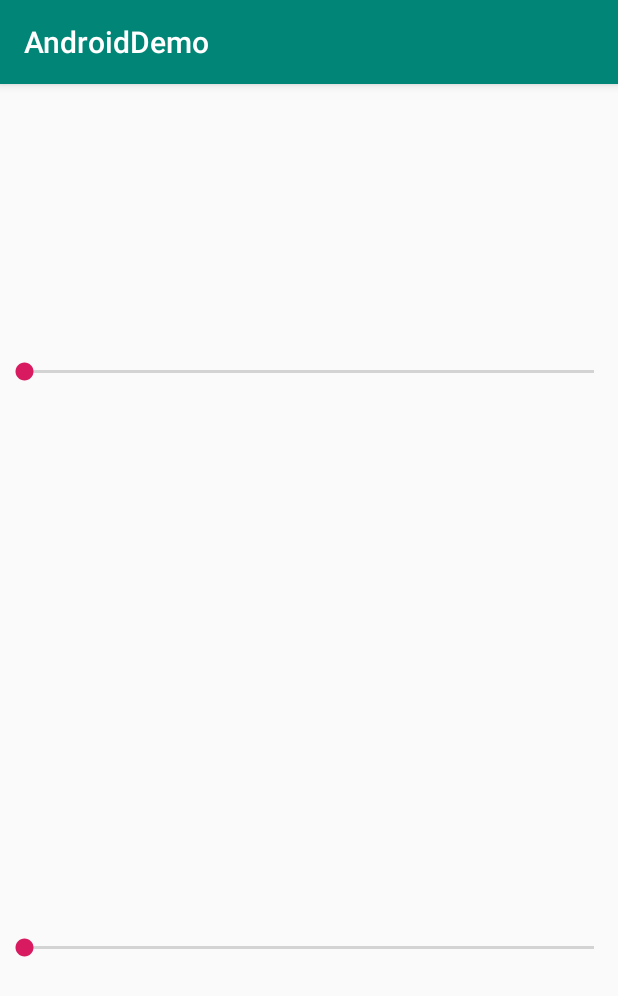
After one commit to rain9155/AndroidDemo, an Android app: the Fragment1 screen opened directly, with no data from a screen before it, on a phone screen of 412 x 824 dp. The commit adds this screen. Shown: the top 996 px of the screen. Run offline under Robolectric (Android 15) with nearby library versions, the phone set to English and light mode, and no system bars.

Commit message:
添加ViewModel

```diff
--- a/app/build.gradle
+++ b/app/build.gradle
@@ -35,6 +35,10 @@ dependencies {
     //ViewModel
     implementation "androidx.lifecycle:lifecycle-viewmodel-ktx:$lifecycle_version"
 
+
+    implementation 'androidx.legacy:legacy-support-v4:1.0.0'
+    implementation 'androidx.lifecycle:lifecycle-extensions:2.2.0'
+    implementation 'androidx.lifecycle:lifecycle-viewmodel-ktx:2.2.0'
     testImplementation 'junit:junit:4.12'
     androidTestImplementation 'com.android.support.test:runner:1.0.2'
     androidTestImplementation 'com.android.support.test.espresso:espresso-core:3.0.2'
--- a/app/src/main/AndroidManifest.xml
+++ b/app/src/main/AndroidManifest.xml
@@ -11,7 +11,8 @@
         android:supportsRtl="true"
         android:theme="@style/AppTheme"
         tools:ignore="GoogleAppIndexingWarning">
-        <activity android:name=".jetpack.architecture.livedata.LiveDataActivity"></activity>
+        <activity android:name=".jetpack.architecture.viewmodel.ViewModelActivity"></activity>
+        <activity android:name=".jetpack.architecture.livedata.LiveDataActivity" />
         <activity android:name=".jetpack.architecture.lifecycle.LifecycleActivity" />
         <activity android:name=".jetpack.architecture.ArchActivity" />
         <activity android:name=".jetpack.JetpackActivity" />
--- a/app/src/main/java/com/example/androiddemo/jetpack/architecture/ArchActivity.kt
+++ b/app/src/main/java/com/example/androiddemo/jetpack/architecture/ArchActivity.kt
@@ -6,6 +6,7 @@ import android.os.Bundle
 import com.example.androiddemo.R
 import com.example.androiddemo.jetpack.architecture.lifecycle.LifecycleActivity
 import com.example.androiddemo.jetpack.architecture.livedata.LiveDataActivity
+import com.example.androiddemo.jetpack.architecture.viewmodel.ViewModelActivity
 import kotlinx.android.synthetic.main.activity_arc.*
 
 class ArchActivity : AppCompatActivity() {
@@ -22,5 +23,9 @@ class ArchActivity : AppCompatActivity() {
             startActivity(Intent(this, LiveDataActivity::class.java))
         }
 
+        cp_to_viewmodel.setOnClickListener {
+            startActivity(Intent(this, ViewModelActivity::class.java))
+        }
+
     }
 }
--- a/app/src/main/java/com/example/androiddemo/jetpack/architecture/livedata/LiveDataActivity.kt
+++ b/app/src/main/java/com/example/androiddemo/jetpack/architecture/livedata/LiveDataActivity.kt
@@ -8,6 +8,10 @@ import com.example.androiddemo.R
 import kotlinx.android.synthetic.main.activity_live_data.*
 
 /**
+ * 参考：
+ * http://liuwangshu.cn/application/jetpack/4-livedata-use.html
+ * https://developer.android.com/topic/libraries/architecture/livedata
+ *
  * 可观察的数据源LiveData：
  * LiveData它是具有生命周期感应能力的、可观察的数据存储器，它具有以下三个特点：
  * 1、只有当观察者处于活跃状态(STARTED、RESUMED), LiveData才会发送更新通知给它，而处于非活跃状态(PAUSED、STOPPED)的观察者则不会收到更新通知
--- /dev/null
+++ b/app/src/main/java/com/example/androiddemo/jetpack/architecture/viewmodel/Fragment1.kt
@@ -0,0 +1,60 @@
+package com.example.androiddemo.jetpack.architecture.viewmodel
+
+import android.os.Bundle
+import android.util.Log
+import androidx.fragment.app.Fragment
+import android.view.LayoutInflater
+import android.view.View
+import android.view.ViewGroup
+import android.widget.SeekBar
+import androidx.lifecycle.Observer
+import androidx.lifecycle.ViewModelProvider
+
+import com.example.androiddemo.R
+import kotlinx.android.synthetic.main.fragment_1.*
+
+
+class Fragment1 : Fragment() {
+
+    companion object {
+        private val TAG = this.javaClass.simpleName
+    }
+
+    private lateinit var viewModel: SharedViewModel
+
+    override fun onCreateView(inflater: LayoutInflater, container: ViewGroup?,
+                              savedInstanceState: Bundle?): View? {
+        return inflater.inflate(R.layout.fragment_1, container, false)
+    }
+
+    override fun onActivityCreated(savedInstanceState: Bundle?) {
+        super.onActivityCreated(savedInstanceState)
+        /** 获取共享的ViewModel */
+        viewModel = activity?.let {
+            ViewModelProvider(it).get(SharedViewModel::class.java)
+        } ?: throw Exception("invalid activity!")
+
+        /** 观察进度变化 */
+        viewModel.getProcess().observe(viewLifecycleOwner, Observer {
+            seek_bar.progress = it
+        })
+
+        seek_bar.setOnSeekBarChangeListener(object: SeekBar.OnSeekBarChangeListener{
+
+            override fun onProgressChanged(p0: SeekBar?, p1: Int, p2: Boolean) {
+                /** 更新进度变化 */
+                viewModel.setProcess(p1)
+            }
+
+            override fun onStartTrackingTouch(p0: SeekBar?) {
+                Log.d(TAG, "onActivityCreated(), onStartTrackingTouch()")
+            }
+
+            override fun onStopTrackingTouch(p0: SeekBar?) {
+                Log.d(TAG, "onActivityCreated(), onStopTrackingTouch()")
+            }
+
+        })
+    }
+
+}
--- /dev/null
+++ b/app/src/main/java/com/example/androiddemo/jetpack/architecture/viewmodel/Fragment2.kt
@@ -0,0 +1,56 @@
+package com.example.androiddemo.jetpack.architecture.viewmodel
+
+import android.os.Bundle
+import android.util.Log
+import androidx.fragment.app.Fragment
+import android.view.LayoutInflater
+import android.view.View
+import android.view.ViewGroup
+import android.widget.SeekBar
+import androidx.lifecycle.Observer
+import androidx.lifecycle.ViewModelProvider
+
+import com.example.androiddemo.R
+import kotlinx.android.synthetic.main.fragment_2.*
+
+
+class Fragment2 : Fragment() {
+
+    companion object{
+        private val TAG = this.javaClass.simpleName
+    }
+
+    private lateinit var viewModel: SharedViewModel
+
+    override fun onCreateView(inflater: LayoutInflater, container: ViewGroup?,
+                              savedInstanceState: Bundle?): View? {
+        return inflater.inflate(R.layout.fragment_2, container, false)
+    }
+
+    override fun onActivityCreated(savedInstanceState: Bundle?) {
+        super.onActivityCreated(savedInstanceState)
+        viewModel = activity?.let {
+            ViewModelProvider(it).get(SharedViewModel::class.java)
+        } ?: throw Exception("invalid activity")
+
+        viewModel.getProcess().observe(viewLifecycleOwner, Observer {
+            seek_bar.progress = it
+        })
+
+        seek_bar.setOnSeekBarChangeListener(object: SeekBar.OnSeekBarChangeListener{
+
+            override fun onProgressChanged(p0: SeekBar?, p1: Int, p2: Boolean) {
+                viewModel.setProcess(p1)
+            }
+
+            override fun onStartTrackingTouch(p0: SeekBar?) {
+                Log.d(TAG, "onActivityCreated(), onStartTrackingTouch()")
+            }
+
+            override fun onStopTrackingTouch(p0: SeekBar?) {
+                Log.d(TAG, "onActivityCreated(), onStartTrackingTouch()")
+            }
+
+        })
+    }
+}
--- /dev/null
+++ b/app/src/main/java/com/example/androiddemo/jetpack/architecture/viewmodel/ViewModelActivity.kt
@@ -0,0 +1,105 @@
+package com.example.androiddemo.jetpack.architecture.viewmodel
+
+import android.app.Activity
+import androidx.appcompat.app.AppCompatActivity
+import android.os.Bundle
+import android.os.Handler
+import android.util.Log
+import androidx.lifecycle.*
+import com.example.androiddemo.R
+
+/**
+ * 界面数据存储器ViewModel：
+ * ViewModel可以在Activity/Fragment配置更改时保存自身，等Activity/Fragment重建时恢复自身，从而达到保存恢复数据的目的，
+ * 避免了重复获取数据的资源浪费，同时ViewModel更有效地把视图数据处理逻辑与视图控制逻辑分离，它具有以下三个特点：
+ * 1、ViewModel的生命周期是从Activity/Fragment创建(created)到它们真正销毁(finished)时;
+ * 2、当所有Activity/Fragment销毁时，ViewModel的onCleared()方法会回调，以便它回收资源(例如停止所有异步回调)，避免内存泄露；
+ * 3、ViewModel相比onSaveInstanceState()方法支持存储大量的数据，且这些数据不需要支持序列化；
+ *
+ * 组成：
+ * ViewModelStoreOwner: ViewModelStore持有者，里面有一个getViewModelStore方法返回ViewModelStore实例
+ * ViewModelStore：ViewModel保存者，里面通过Map来保存ViewModel实例与类名的映射
+ * ViewModel：数据存储者，保存着界面数据，负责界面数据的加载逻辑
+ * ViewModelProvider：ViewModel提供者，通过它的get方法返回ViewModel实例
+ *
+ * 基本使用：
+ * 1、扩展ViewModel类，在里面定义LiveData；
+ * 2、通过ViewModelProvider的get方法获取自定义的ViewModel实例
+ * 3、观察ViewModel类中LiveData，当数据变化时，更新UI
+ *
+ * 在Fragment之间共享数据：
+ * 多个Fragment可以通过共享其Activity范围内的ViewModel实现通信
+ *
+ * 注意：
+ * 1、ViewModel绝不能引用视图、Lifecycle或可能存储对Activity上下文的引用的任何类；
+ * 2、如果ViewModel需要Application上下文，可以扩展 AndroidViewModel类并设置用于接收Application的构造函数.
+ */
+class ViewModelActivity : AppCompatActivity() {
+
+    companion object{
+        private val TAG = ViewModelActivity::class.java.simpleName
+    }
+
+    override fun onCreate(savedInstanceState: Bundle?) {
+        super.onCreate(savedInstanceState)
+        setContentView(R.layout.activity_view_model)
+
+        /** 2、通过ViewModelProvider的get方法获取自定义的ViewModel实例 */
+        //当Activity重新创建时，通过ViewModelProvider获取的ViewModel实例和上一个Activity实例获取的相同
+        val myViewModel = ViewModelProvider(this).get(MyViewModel::class.java)
+
+        /** 3、观察ViewModel类中LiveData，当数据变化时，更新UI */
+        myViewModel.getUsers().observe(this, Observer {
+            Log.d(TAG, "onCreate(): user data update, users = ${it}")
+        })
+    }
+
+}
+
+ /** 1、扩展ViewModel类，在里面定义LiveData； */
+ class MyViewModel : ViewModel(){
+     private val users: MutableLiveData<List<User>> by lazy {
+        MutableLiveData<List<User>>().also {
+            loadUsers()
+        }
+     }
+
+     private fun loadUsers(){
+         //执行异步调用，异步结果返回后设置给LiveData
+         Handler().postDelayed({
+             users.value = listOf(
+                 User("rain"), User("chenjianyu"), User("hello")
+             )
+         }, 1000)
+     }
+
+     fun getUsers(): LiveData<List<User>>{
+         return users
+     }
+
+     override fun onCleared() {
+         super.onCleared()
+         //todo: clear the subscription
+     }
+ }
+
+/**
+ * 在Fragment之间共享的ViewModel
+ */
+class SharedViewModel : ViewModel(){
+
+    private val process: MutableLiveData<Int> by lazy {
+        MutableLiveData<Int>()
+    }
+
+    fun getProcess(): LiveData<Int>{
+        return process
+    }
+
+    fun setProcess(pro: Int){
+        process.value = pro
+    }
+
+}
+
+data class User(var name: String)
--- /dev/null
+++ b/app/src/main/res/layout/activity_view_model.xml
@@ -0,0 +1,24 @@
+<?xml version="1.0" encoding="utf-8"?>
+<LinearLayout xmlns:android="http://schemas.android.com/apk/res/android"
+    xmlns:app="http://schemas.android.com/apk/res-auto"
+    xmlns:tools="http://schemas.android.com/tools"
+    android:layout_width="match_parent"
+    android:layout_height="match_parent"
+    android:orientation="vertical"
+    tools:context=".jetpack.architecture.viewmodel.ViewModelActivity">
+
+    <fragment
+        android:id="@+id/fragment1"
+        android:name="com.example.androiddemo.jetpack.architecture.viewmodel.Fragment1"
+        android:layout_width="match_parent"
+        android:layout_height="0dp"
+        android:layout_weight="1"/>
+
+    <fragment
+        android:id="@+id/fragment2"
+        android:name="com.example.androiddemo.jetpack.architecture.viewmodel.Fragment2"
+        android:layout_width="match_parent"
+        android:layout_height="0dp"
+        android:layout_weight="1"/>
+
+</LinearLayout>
--- /dev/null
+++ b/app/src/main/res/layout/fragment_1.xml
@@ -0,0 +1,16 @@
+<?xml version="1.0" encoding="utf-8"?>
+<FrameLayout
+    xmlns:android="http://schemas.android.com/apk/res/android"
+    xmlns:tools="http://schemas.android.com/tools"
+    android:layout_width="match_parent"
+    android:layout_height="match_parent"
+    android:layout_gravity="center"
+    tools:context=".jetpack.architecture.viewmodel.Fragment1">
+
+    <SeekBar
+        android:id="@+id/seek_bar"
+        android:layout_width="match_parent"
+        android:layout_height="wrap_content"
+        android:layout_gravity="center_vertical"/>
+
+</FrameLayout>
--- /dev/null
+++ b/app/src/main/res/layout/fragment_2.xml
@@ -0,0 +1,14 @@
+<?xml version="1.0" encoding="utf-8"?>
+<FrameLayout xmlns:android="http://schemas.android.com/apk/res/android"
+    xmlns:tools="http://schemas.android.com/tools"
+    android:layout_width="match_parent"
+    android:layout_height="match_parent"
+    tools:context=".jetpack.architecture.viewmodel.Fragment2">
+
+    <SeekBar
+        android:id="@+id/seek_bar"
+        android:layout_width="match_parent"
+        android:layout_height="wrap_content"
+        android:layout_gravity="center_vertical"/>
+
+</FrameLayout>
--- a/app/src/main/res/values/strings.xml
+++ b/app/src/main/res/values/strings.xml
@@ -21,4 +21,7 @@ NestedScrollView
 FloatingActionButton
 FloatingActionButton就比较简单了，就是一个漂亮的按钮，其本质是一个ImageVeiw。有一点要注意，Meterial Design引入了海拔（或者说高度）的概念，就是所有的view都有了高度，他们像贴纸一样，一层一层贴在手机屏幕上，而FloatingActionButton的海拔最高，它贴在所有view的最上面，没有view能覆盖它。</string>
 
+    <!-- TODO: Remove or change this placeholder text -->
+    <string name="hello_blank_fragment">Hello blank fragment</string>
+
 </resources>
--- a/build.gradle
+++ b/build.gradle
@@ -4,6 +4,7 @@ buildscript {
     ext {
         kotlin_version = '1.3.61'
         lifecycle_version = '2.2.0'
+        arch_version = "2.1.0"
     }
 
 
```
Also changed, not shown: app/src/main/res/layout/activity_arc.xml (+7 -0 lines).
